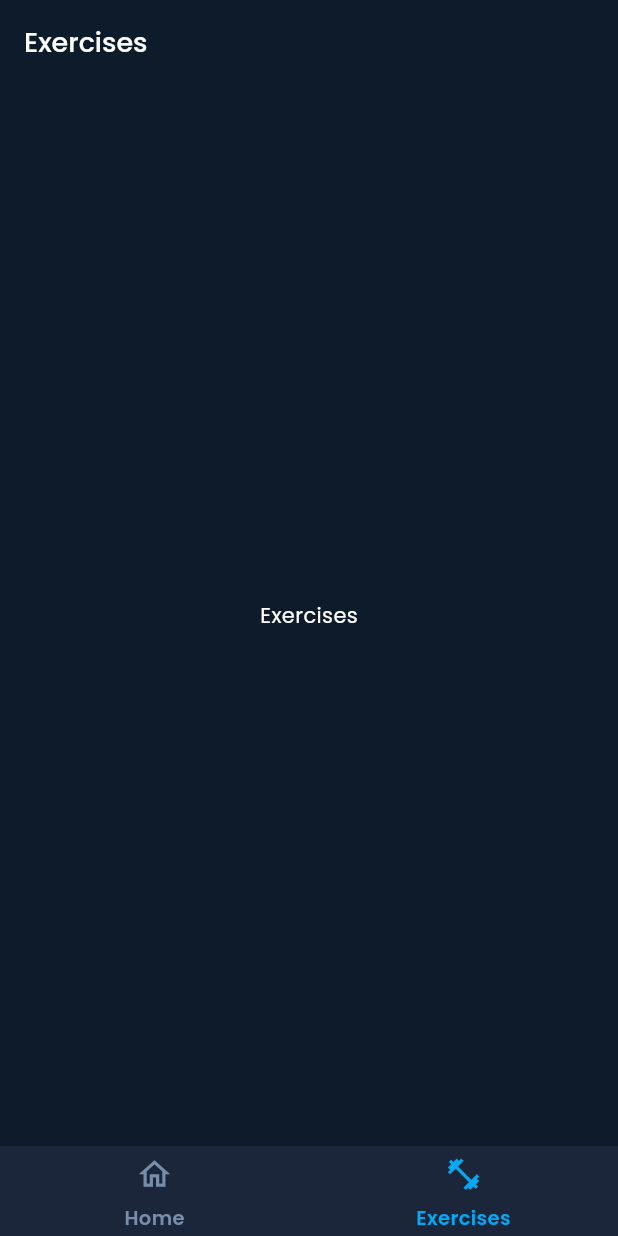
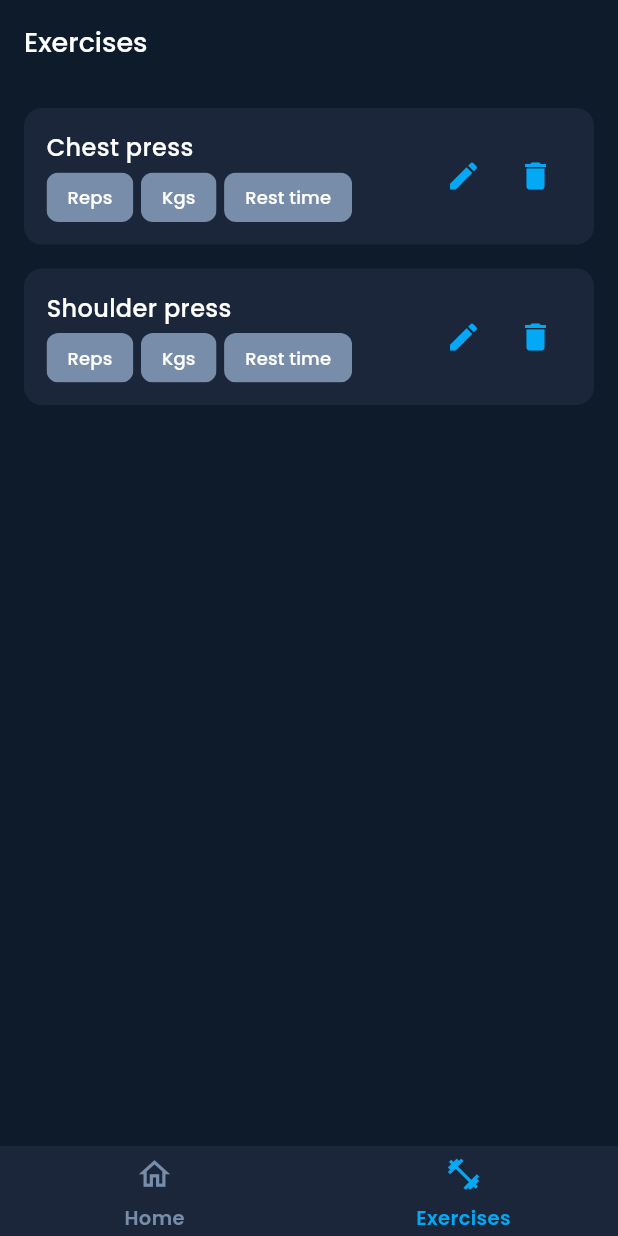
Before and after one commit to JacquesGarre/OverloadApp, a Flutter app: the screen it shows after launch, on a phone screen of 412 x 824 dp. Run offline on Flutter 3.47's test engine with Material 3 defaults, Android fonts, the phone set to English and light mode, and no system bars.

Commit message:
exercise card

```diff
--- /dev/null
+++ b/lib/domain/exercise/exercise.dart
@@ -0,0 +1,16 @@
+import 'package:overload/domain/exercise/name.dart';
+import 'package:overload/domain/exercise/units.dart';
+
+class Exercise {
+  final Name name;
+  final Units units;
+
+  Exercise._({required this.name, required this.units});
+
+  static Exercise fromNameAndUnit(Name name, Units units) {
+    return Exercise._(
+      name: name,
+      units: units,
+    );
+  }
+}
--- /dev/null
+++ b/lib/domain/exercise/name.dart
@@ -0,0 +1,9 @@
+class Name {
+  final String value;
+
+  Name._({required this.value});
+
+  static Name fromString(String value) {
+    return Name._(value: value);
+  }
+}
--- /dev/null
+++ b/lib/domain/exercise/unit.dart
@@ -0,0 +1,11 @@
+class Unit {
+
+  final String value;
+
+  static const Unit kgs = Unit._('Kgs');
+  static const Unit reps = Unit._('Reps');
+  static const Unit restTime = Unit._('Rest time');
+
+  const Unit._(this.value);
+
+}
--- /dev/null
+++ b/lib/domain/exercise/units.dart
@@ -0,0 +1,11 @@
+import 'package:overload/domain/exercise/unit.dart';
+
+class Units {
+  final List<Unit> value;
+
+  Units._({required this.value});
+
+  static Units fromUnitList(List<Unit> value) {
+    return Units._(value: value);
+  }
+}
--- a/lib/infrastructure/layout/app_layout.dart
+++ b/lib/infrastructure/layout/app_layout.dart
@@ -1,9 +1,9 @@
 import 'package:flutter/material.dart';
 import 'package:overload/infrastructure/pages/exercises_page.dart';
 import 'package:overload/infrastructure/pages/home_page.dart';
-import 'package:overload/infrastructure/widgets/app_bar_widget.dart';
+import 'package:overload/infrastructure/widgets/layout/app_bar_widget.dart';
 import 'package:overload/infrastructure/layout/navigation_page.dart';
-import 'package:overload/infrastructure/widgets/bottom_bar_widget.dart';
+import 'package:overload/infrastructure/widgets/layout/bottom_bar_widget.dart';
 
 class AppLayout extends StatefulWidget {
   const AppLayout({super.key});
--- a/lib/infrastructure/pages/exercises_page.dart
+++ b/lib/infrastructure/pages/exercises_page.dart
@@ -1,18 +1,49 @@
 import 'package:flutter/material.dart';
+import 'package:overload/domain/exercise/exercise.dart';
+import 'package:overload/domain/exercise/name.dart';
+import 'package:overload/domain/exercise/unit.dart';
+import 'package:overload/domain/exercise/units.dart';
+import 'package:overload/infrastructure/widgets/exercise/exercise_card.dart';
 
-class ExercisesPage extends StatelessWidget {
+class ExercisesPage extends StatefulWidget {
   const ExercisesPage({super.key});
 
   static const String title = 'Exercises';
 
   @override
+  State<ExercisesPage> createState() => _ExercisesPageState();
+}
+
+class _ExercisesPageState extends State<ExercisesPage> {
+  final List<Exercise> _exercises = [
+    Exercise.fromNameAndUnit(
+      Name.fromString("Chest press"),
+      Units.fromUnitList([
+        Unit.reps,
+        Unit.kgs,
+        Unit.restTime,
+      ]),
+    ),
+    Exercise.fromNameAndUnit(
+      Name.fromString("Shoulder press"),
+      Units.fromUnitList([
+        Unit.reps,
+        Unit.kgs,
+        Unit.restTime,
+      ]),
+    ),
+  ];
+
+  @override
   Widget build(BuildContext context) {
-    return const Center(
-      child: Column(
-        mainAxisAlignment: MainAxisAlignment.center,
-        children: <Widget>[
-          Text('Exercises'),
-        ],
+    return Padding(
+      padding: const EdgeInsets.all(12.0),
+      child: ListView.separated(
+        itemCount: _exercises.length,
+        itemBuilder: (context, index) {
+          return ExerciseCard(exercise: _exercises[index]);
+        },
+        separatorBuilder: (context, index) => const SizedBox(height: 8),
       ),
     );
   }
--- a/lib/infrastructure/theme/app_color_scheme.dart
+++ b/lib/infrastructure/theme/app_color_scheme.dart
@@ -8,7 +8,7 @@ class AppColorScheme {
   static Color onLightBackground = const Color(0xFF778DA9);
   static Color primary = const Color(0xFF03A9F4);
   static Color onPrimary = Colors.white;
-  static Color secondary = const Color(0xFF004080);
+  static Color secondary = const Color(0xFF778DA9);
   static Color onSecondary = Colors.white;
   static Color error = Colors.red;
   static Color onError = Colors.white;
--- /dev/null
+++ b/lib/infrastructure/widgets/exercise/exercise_card.dart
@@ -0,0 +1,82 @@
+import 'package:flutter/material.dart';
+import 'package:overload/domain/exercise/exercise.dart';
+import 'package:overload/infrastructure/theme/app_color_scheme.dart';
+
+class ExerciseCard extends StatelessWidget {
+  final Exercise exercise;
+
+  const ExerciseCard({super.key, required this.exercise});
+
+  @override
+  Widget build(BuildContext context) {
+    return Card(
+      shadowColor: Colors.transparent,
+      color: AppColorScheme.lightBackground,
+      child: Padding(
+        padding: const EdgeInsets.all(15.0),
+        child: Row(
+          crossAxisAlignment: CrossAxisAlignment.center,
+          children: [
+            Expanded(
+              child: Column(
+                crossAxisAlignment: CrossAxisAlignment.start,
+                children: [
+                  Text(
+                    exercise.name.value,
+                    style: const TextStyle(
+                      fontSize: 16,
+                      fontWeight: FontWeight.w500,
+                    ),
+                  ),
+                  const SizedBox(height: 5.0),
+                  Wrap(
+                    spacing: 5.0,
+                    runSpacing: 0.0,
+                    children: exercise.units.value.map((unit) {
+                      return Chip(
+                        labelPadding: const EdgeInsets.symmetric(
+                          horizontal: 6.0,
+                          vertical: 0.0,
+                        ),
+                        label: Text(
+                          unit.value,
+                          style: TextStyle(
+                            color: AppColorScheme.onSecondary,
+                            fontSize: 12,
+                            fontWeight: FontWeight.w500,
+                          ),
+                        ),
+                        backgroundColor: AppColorScheme.secondary,
+                        side: BorderSide.none,
+                        materialTapTargetSize: MaterialTapTargetSize.shrinkWrap,
+                      );
+                    }).toList(),
+                  ),
+                ],
+              ),
+            ),
+            Row(
+              mainAxisSize: MainAxisSize.min,
+              children: [
+                IconButton(
+                  icon: const Icon(Icons.edit),
+                  color: AppColorScheme.primary,
+                  onPressed: () {
+                    // Handle edit action
+                  },
+                ),
+                IconButton(
+                  icon: const Icon(Icons.delete),
+                  color: AppColorScheme.primary,
+                  onPressed: () {
+                    // Handle delete action
+                  },
+                ),
+              ],
+            ),
+          ],
+        ),
+      ),
+    );
+  }
+}
```
Also changed, not shown: lib/infrastructure/widgets/layout/app_bar_widget.dart (renamed from lib/infrastructure/widgets/app_bar_widget.dart), lib/infrastructure/widgets/layout/bottom_bar_widget.dart (renamed from lib/infrastructure/widgets/bottom_bar_widget.dart).
